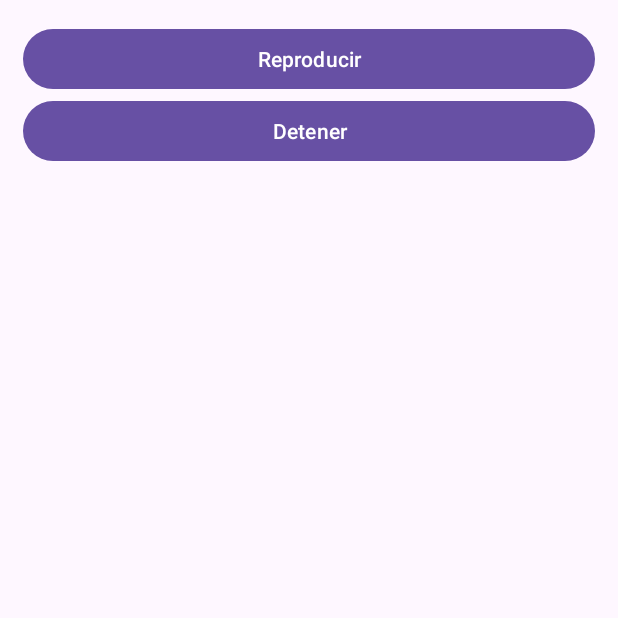
After one commit to alexandervcc/tutoring, an Android app: the ServicioActivity screen opened directly, with no data from a screen before it, on a phone screen of 412 x 824 dp, the top half of it. The commit adds this screen. Run offline under Robolectric (Android 15) with nearby library versions, the phone set to English and light mode, and no system bars.

Commit message:
Servicios parte 1

```diff
--- /dev/null
+++ b/app/src/main/java/owl/knows/actividadesyciclodevida/ServicioActivity.kt
@@ -0,0 +1,27 @@
+package owl.knows.actividadesyciclodevida
+
+import android.content.Intent
+import androidx.appcompat.app.AppCompatActivity
+import android.os.Bundle
+import owl.knows.actividadesyciclodevida.databinding.ActivityServicioBinding
+import owl.knows.actividadesyciclodevida.services.MusicService
+
+class ServicioActivity : AppCompatActivity() {
+    private lateinit var binding:ActivityServicioBinding
+    override fun onCreate(savedInstanceState: Bundle?) {
+        super.onCreate(savedInstanceState)
+        this.binding = ActivityServicioBinding.inflate(layoutInflater)
+        setContentView(this.binding.root)
+
+        this.binding.btnReproducir.setOnClickListener {
+            val intent = Intent(this,MusicService::class.java)
+            startService(intent)
+        }
+
+        this.binding.btnDetener.setOnClickListener {
+            val intent = Intent(this,MusicService::class.java)
+            stopSelf(intent)
+        }
+
+    }
+}
--- a/app/src/main/res/layout/activity_main.xml
+++ b/app/src/main/res/layout/activity_main.xml
@@ -59,6 +59,12 @@
             android:layout_width="match_parent"
             android:layout_height="wrap_content"
             android:text="Recycle View" />
+        <Button
+            android:id="@+id/btnServicio"
+            android:layout_width="match_parent"
+            android:layout_height="wrap_content"
+            android:text="Servicio" />
+
 
     </LinearLayout>
 
--- /dev/null
+++ b/app/src/main/res/layout/activity_servicio.xml
@@ -0,0 +1,22 @@
+<?xml version="1.0" encoding="utf-8"?>
+<LinearLayout xmlns:android="http://schemas.android.com/apk/res/android"
+    xmlns:app="http://schemas.android.com/apk/res-auto"
+    xmlns:tools="http://schemas.android.com/tools"
+    android:layout_width="match_parent"
+    android:layout_height="match_parent"
+    android:orientation="vertical"
+    android:padding="15dp"
+    tools:context=".ServicioActivity">
+
+    <Button
+        android:id="@+id/btnReproducir"
+        android:layout_width="match_parent"
+        android:layout_height="wrap_content"
+        android:text="Reproducir" />
+    <Button
+        android:id="@+id/btnDetener"
+        android:layout_width="match_parent"
+        android:layout_height="wrap_content"
+        android:text="Detener" />
+
+</LinearLayout>
```
Also changed, not shown: app/src/main/AndroidManifest.xml (+9 -0 lines), app/src/main/java/owl/knows/actividadesyciclodevida/services/MusicService.kt (added, +62 -0 lines).
